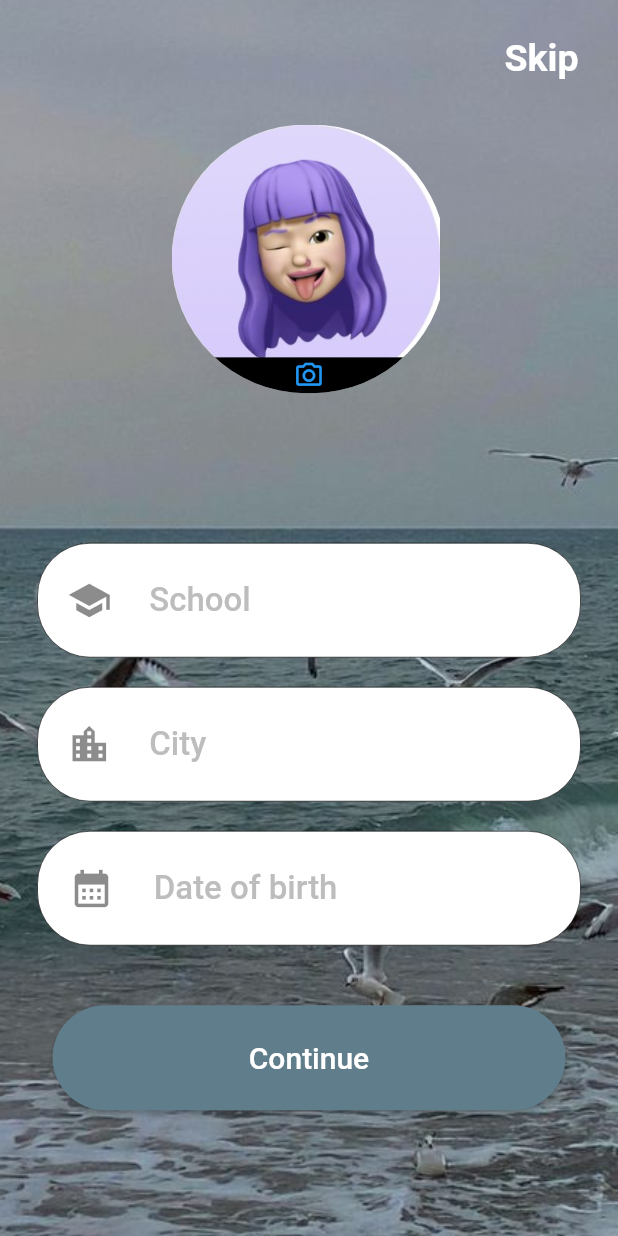
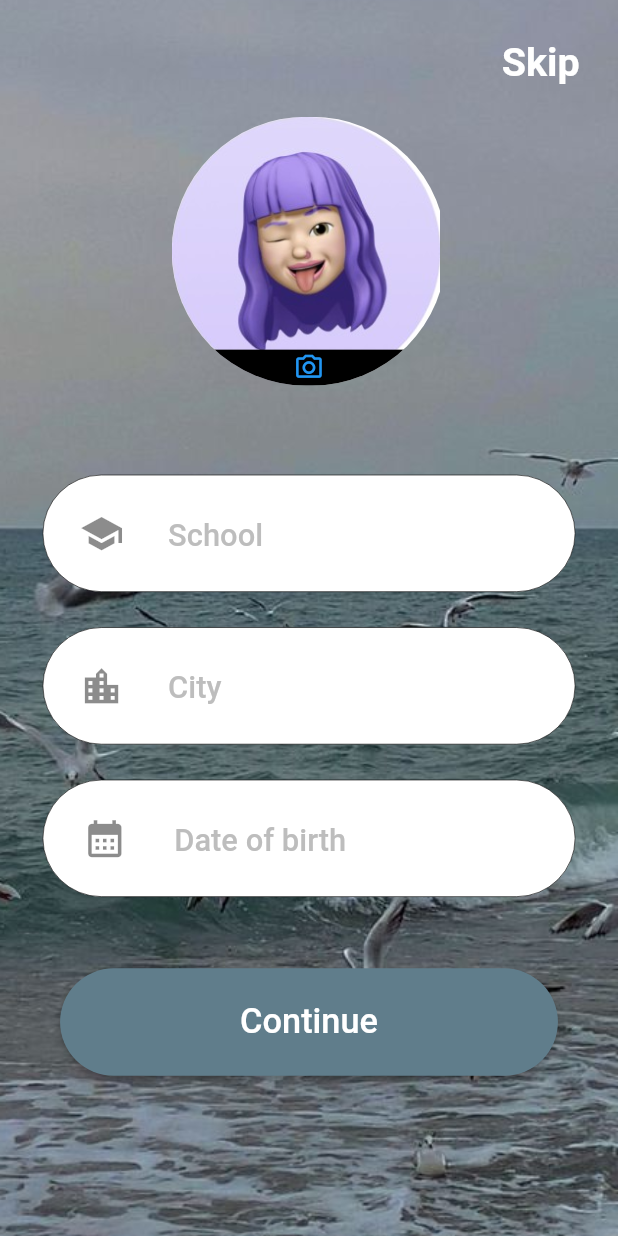
Before and after one commit to litrar/floating-bottle, a Flutter app: the Information screen opened directly, on a phone screen of 412 x 824 dp. Run offline on Flutter 3.47's test engine with Material 2 defaults, Android fonts, the phone set to English and light mode, and no system bars; our stand-ins replace flutter_bloc, flutter_screenutil, go_router, image_picker.

Commit message:
update information page

```diff
--- a/lib/pages/authentication/information.dart
+++ b/lib/pages/authentication/information.dart
@@ -31,19 +31,19 @@ class _InformationState extends State<Information> {
               ListView(
                 children: [
                   Container(
-                      margin: EdgeInsets.only(top: 15,left: 310,bottom: 20),
+                      margin: EdgeInsets.only(top: 15.h,left: 270.w,bottom: 10.h),
                       child: TextButton(onPressed: (){
                         Navigator.push(
                           context,
                           MaterialPageRoute(
                             builder: (context) {
-                              return Gender();
+                              return const Gender();
                             },
                           ),
                         );
                       },
                         child: Text("Skip",style: TextStyle(
-                            fontSize: 25,
+                            fontSize: 23.sp,
                             fontWeight: FontWeight.w600,
                             color: Colors.white
                         ),),
@@ -107,75 +107,75 @@ class _InformationState extends State<Information> {
   }
   Widget _schoolField(){
     return Container(
-      margin: EdgeInsets.only(left: 25,right: 25,top: 100),
+      margin: EdgeInsets.only(left: 25.w,right: 25.w,top: 50.h),
       child: TextField(
         decoration: InputDecoration(
           isDense: true,
           prefixIcon:
           Align(
-            widthFactor: 2.3,
-            child: Icon(Icons.school,size: 30,),
+            widthFactor: 2.3.w,
+            child: Icon(Icons.school,size: 26.sp,),
           ),
-          border: OutlineInputBorder(
-              borderRadius: BorderRadius.all(Radius.circular(35)),
+          border: const OutlineInputBorder(
+              borderRadius: BorderRadius.all(Radius.circular(55)),
               borderSide: BorderSide(
                   color: Colors.transparent
               )
           ),
           hintText: " School",
-          hintStyle: TextStyle(fontSize: 22,color: Colors.grey.shade400),
+          hintStyle: TextStyle(fontSize: 18.sp,color: Colors.grey.shade400),
           filled: true,
           fillColor: Colors.white,
           isCollapsed: true,
-          contentPadding: EdgeInsets.symmetric(horizontal: 50,vertical: 25),
+          contentPadding: EdgeInsets.symmetric(horizontal: 50.w,vertical: 20.h),
         ),
         style: TextStyle(
-            fontSize: 22,color: Colors.black,fontWeight: FontWeight.w500
+            fontSize: 22.sp,color: Colors.black,fontWeight: FontWeight.w500
         ),
-        cursorWidth: 3,
+        cursorWidth: 3.w,
       ),
     );
   }
   Widget _cityField(){
     return Container(
-      margin: EdgeInsets.only(left: 25,right: 25,top: 20),
+      margin: EdgeInsets.only(left: 25.w,right: 25.w,top: 20.h),
       child: TextField(
         decoration: InputDecoration(
           isDense: true,
           prefixIcon:
           Align(
-            widthFactor: 2.3,
-            child: Icon(Icons.location_city,size: 30,),
+            widthFactor: 2.3.w,
+            child: Icon(Icons.location_city,size: 26.sp,),
           ),
-          border: OutlineInputBorder(
-              borderRadius: BorderRadius.all(Radius.circular(35)),
+          border: const OutlineInputBorder(
+              borderRadius: BorderRadius.all(Radius.circular(55)),
               borderSide: BorderSide(
                   color: Colors.transparent
               )
           ),
           hintText: " City",
-          hintStyle: TextStyle(fontSize: 22,color: Colors.grey.shade400),
+          hintStyle: TextStyle(fontSize: 18.sp,color: Colors.grey.shade400),
           filled: true,
           fillColor: Colors.white,
           isCollapsed: true,
-          contentPadding: EdgeInsets.symmetric(horizontal: 50,vertical: 25),
+          contentPadding: EdgeInsets.symmetric(horizontal: 50.w,vertical: 20.h),
         ),
         style: TextStyle(
-            fontSize: 22,color: Colors.black,fontWeight: FontWeight.w500
+            fontSize: 22.sp,color: Colors.black,fontWeight: FontWeight.w500
         ),
-        cursorWidth: 3,
+        cursorWidth: 3.w,
       ),
     );
   }
   Widget _birthField(){
     return Container(
-      margin: EdgeInsets.only(left: 25,right: 25,top: 20),
+      margin: EdgeInsets.only(left: 25.w,right: 25.w,top: 20.h),
       child: TextField(
         decoration: InputDecoration(
           isDense: true,
           prefixIcon:
           Align(
-            widthFactor: 1.5,
+            widthFactor: 1.5.w,
             child: IconButton(
                 onPressed: () async {
                   var result = await showDatePicker(
@@ -190,41 +190,38 @@ class _InformationState extends State<Information> {
                     });
                   };
                 },
-                icon: Icon(Icons.calendar_month,size: 30,)),
+                icon: Icon(Icons.calendar_month,size: 26.sp,)),
           ),
-          border: OutlineInputBorder(
-              borderRadius: BorderRadius.all(Radius.circular(35)),
+          border: const OutlineInputBorder(
+              borderRadius: BorderRadius.all(Radius.circular(55)),
               borderSide: BorderSide(
                   color: Colors.transparent
               )
           ),
           hintText: " Date of birth",
-          hintStyle: TextStyle(fontSize: 22,color: Colors.grey.shade400),
+          hintStyle: TextStyle(fontSize: 18.sp,color: Colors.grey.shade400),
           filled: true,
           fillColor: Colors.white,
           isCollapsed: true,
-          contentPadding: EdgeInsets.symmetric(horizontal: 50,vertical: 25),
+          contentPadding: EdgeInsets.symmetric(horizontal: 50.w,vertical: 20.h),
         ),
         style: TextStyle(
-            fontSize: 22,color: Colors.black,fontWeight: FontWeight.w500
+            fontSize: 22.sp,color: Colors.black,fontWeight: FontWeight.w500
         ),
-        cursorWidth: 3,
+        cursorWidth: 3.w,
       ),
     );
   }
   Widget _continueButton(){
     return Container(
-      margin: EdgeInsets.only(left: 35,right: 35,top: 40,bottom: 40),
-      width: 350,
-      height: 70,
+      margin: EdgeInsets.only(left: 35.w,right: 35.w,top: 40.h,bottom: 40.h),
+      width: 350.w,
+      height: 60.h,
       child: ElevatedButton(
-        child: Text("Continue",style: TextStyle(
-            fontSize: 20,color: Colors.white
-        ),),
         style: ButtonStyle(
             backgroundColor: MaterialStateProperty.all(Colors.blueGrey),
             shape: MaterialStateProperty.all<RoundedRectangleBorder>(
-                RoundedRectangleBorder(borderRadius: BorderRadius.circular(35))
+                RoundedRectangleBorder(borderRadius: BorderRadius.circular(55))
             )
         ),
         onPressed: () {
@@ -232,11 +229,14 @@ class _InformationState extends State<Information> {
             context,
             MaterialPageRoute(
               builder: (context) {
-                return Gender();
+                return const Gender();
               },
             ),
           );
         },
+        child: Text("Continue",style: TextStyle(
+            fontSize: 20.sp,color: Colors.white
+        ),),
       ),
     );
   }
```
